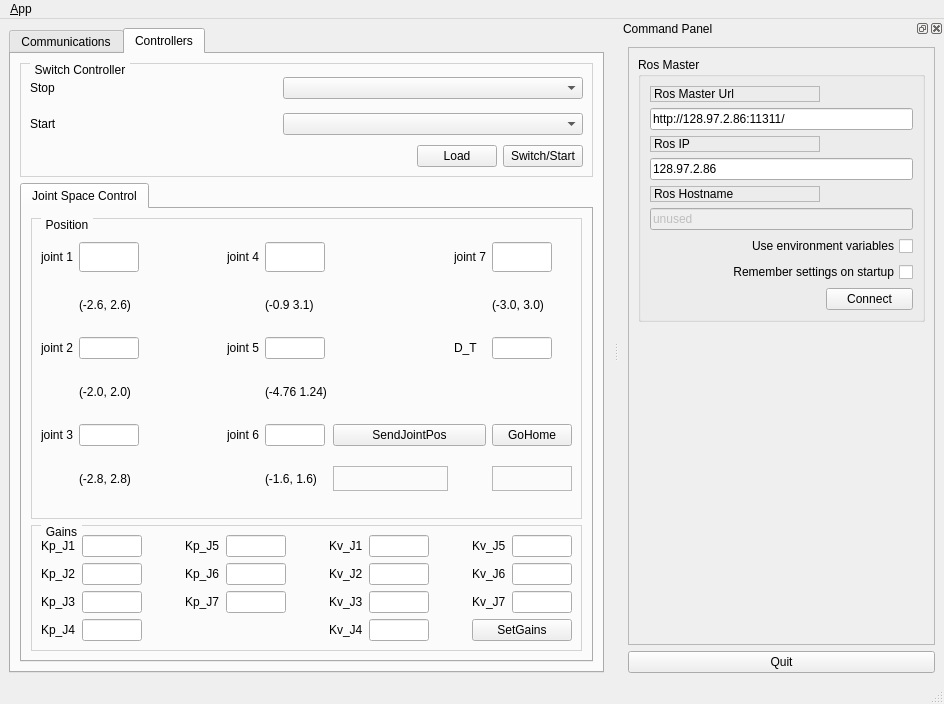
ZhengYi0310/eve_workspace_14.04, file barrett_control/barrett_controller_switcher/ui/main_window.ui: the form before one commit.
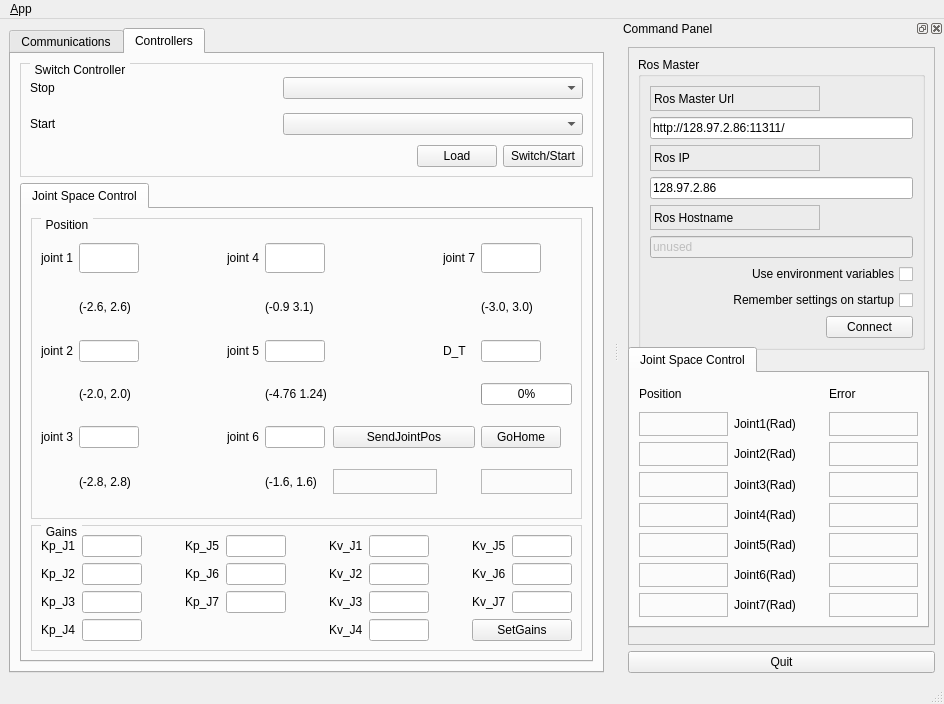
The form after the commit. Icons and pictures are not drawn.

What changed in the file:
```diff
--- a/barrett_control/barrett_controller_switcher/ui/main_window.ui
+++ b/barrett_control/barrett_controller_switcher/ui/main_window.ui
@@ -589,6 +589,13 @@
                  </property>
                 </widget>
                </item>
+               <item row="3" column="8">
+                <widget class="QProgressBar" name="progressBar_JointPos">
+                 <property name="value">
+                  <number>0</number>
+                 </property>
+                </widget>
+               </item>
               </layout>
              </widget>
             </item>
@@ -1046,9 +1053,15 @@
        <property name="frameShadow">
         <enum>QFrame::Raised</enum>
        </property>
-       <layout class="QVBoxLayout" name="verticalLayout_3">
-        <item>
          <widget class="QGroupBox" name="groupBox">
+        <property name="geometry">
+         <rect>
+          <x>10</x>
+          <y>10</y>
+          <width>287</width>
+          <height>293</height>
+         </rect>
+        </property>
           <property name="title">
            <string>Ros Master</string>
           </property>
@@ -1173,21 +1186,226 @@
            </item>
           </layout>
          </widget>
-        </item>
-        <item>
-         <spacer name="verticalSpacer_3">
-          <property name="orientation">
-           <enum>Qt::Vertical</enum>
-          </property>
-          <property name="sizeHint" stdset="0">
-           <size>
-            <width>20</width>
-            <height>233</height>
-           </size>
-          </property>
-         </spacer>
-        </item>
-       </layout>
+       <widget class="QTabWidget" name="ErrorsTabWidget">
+        <property name="geometry">
+         <rect>
+          <x>0</x>
+          <y>300</y>
+          <width>301</width>
+          <height>281</height>
+         </rect>
+        </property>
+        <widget class="QWidget" name="JointSpaceControlState">
+         <attribute name="title">
+          <string>Joint Space Control</string>
+         </attribute>
+         <layout class="QGridLayout" name="gridLayout_4">
+          <item row="0" column="0">
+           <widget class="QLabel" name="JointPositionLabel">
+            <property name="text">
+             <string>Position</string>
+            </property>
+           </widget>
+          </item>
+          <item row="0" column="2">
+           <widget class="QLabel" name="JointErrorLabel">
+            <property name="text">
+             <string>Error</string>
+            </property>
+           </widget>
+          </item>
+          <item row="1" column="0">
+           <widget class="QLabel" name="Joint1Position_Val">
+            <property name="frameShape">
+             <enum>QFrame::StyledPanel</enum>
+            </property>
+            <property name="text">
+             <string/>
+            </property>
+           </widget>
+          </item>
+          <item row="1" column="1">
+           <widget class="QLabel" name="Joint1StateLabel">
+            <property name="text">
+             <string>Joint1(Rad)</string>
+            </property>
+           </widget>
+          </item>
+          <item row="1" column="2">
+           <widget class="QLabel" name="Joint1Error_Val">
+            <property name="frameShape">
+             <enum>QFrame::StyledPanel</enum>
+            </property>
+            <property name="text">
+             <string/>
+            </property>
+           </widget>
+          </item>
+          <item row="2" column="0">
+           <widget class="QLabel" name="Joint2Position_Val">
+            <property name="frameShape">
+             <enum>QFrame::StyledPanel</enum>
+            </property>
+            <property name="text">
+             <string/>
+            </property>
+           </widget>
+          </item>
+          <item row="2" column="1">
+           <widget class="QLabel" name="Joint2StateLabel">
+            <property name="text">
+             <string>Joint2(Rad)</string>
+            </property>
+           </widget>
+          </item>
+          <item row="2" column="2">
+           <widget class="QLabel" name="Joint2Error_Val">
+            <property name="frameShape">
+             <enum>QFrame::StyledPanel</enum>
+            </property>
+            <property name="text">
+             <string/>
+            </property>
+           </widget>
+          </item>
+          <item row="3" column="0">
+           <widget class="QLabel" name="Joint3Position_Val">
+            <property name="frameShape">
+             <enum>QFrame::StyledPanel</enum>
+            </property>
+            <property name="text">
+             <string/>
+            </property>
+           </widget>
+          </item>
+          <item row="3" column="1">
+           <widget class="QLabel" name="Joint3StateLabel">
+            <property name="text">
+             <string>Joint3(Rad)</string>
+            </property>
+           </widget>
+          </item>
+          <item row="3" column="2">
+           <widget class="QLabel" name="Joint3Error_Val">
+            <property name="frameShape">
+             <enum>QFrame::StyledPanel</enum>
+            </property>
+            <property name="text">
+             <string/>
+            </property>
+           </widget>
+          </item>
+          <item row="4" column="0">
+           <widget class="QLabel" name="Joint4Position_Val">
+            <property name="frameShape">
+             <enum>QFrame::StyledPanel</enum>
+            </property>
+            <property name="text">
+             <string/>
+            </property>
+           </widget>
+          </item>
+          <item row="4" column="1">
+           <widget class="QLabel" name="Joint4StateLabel">
+            <property name="text">
+             <string>Joint4(Rad)</string>
+            </property>
+           </widget>
+          </item>
+          <item row="4" column="2">
+           <widget class="QLabel" name="Joint4Error_Val">
+            <property name="frameShape">
+             <enum>QFrame::StyledPanel</enum>
+            </property>
+            <property name="text">
+             <string/>
+            </property>
+           </widget>
+          </item>
+          <item row="5" column="0">
+           <widget class="QLabel" name="Joint5Position_Val">
+            <property name="frameShape">
+             <enum>QFrame::StyledPanel</enum>
+            </property>
+            <property name="text">
+             <string/>
+            </property>
+           </widget>
+          </item>
+          <item row="5" column="1">
+           <widget class="QLabel" name="Joint5StateLabel">
+            <property name="text">
+             <string>Joint5(Rad)</string>
+            </property>
+           </widget>
+          </item>
+          <item row="5" column="2">
+           <widget class="QLabel" name="Joint5Error_Val">
+            <property name="frameShape">
+             <enum>QFrame::StyledPanel</enum>
+            </property>
+            <property name="text">
+             <string/>
+            </property>
+           </widget>
+          </item>
+          <item row="6" column="0">
+           <widget class="QLabel" name="Joint6Position_Val">
+            <property name="frameShape">
+             <enum>QFrame::StyledPanel</enum>
+            </property>
+            <property name="text">
+             <string/>
+            </property>
+           </widget>
+          </item>
+          <item row="6" column="1">
+           <widget class="QLabel" name="Joint6StateLabel">
+            <property name="text">
+             <string>Joint6(Rad)</string>
+            </property>
+           </widget>
+          </item>
+          <item row="6" column="2">
+           <widget class="QLabel" name="Joint6Error_Val">
+            <property name="frameShape">
+             <enum>QFrame::StyledPanel</enum>
+            </property>
+            <property name="text">
+             <string/>
+            </property>
+           </widget>
+          </item>
+          <item row="7" column="0">
+           <widget class="QLabel" name="Joint7Position_Val">
+            <property name="frameShape">
+             <enum>QFrame::StyledPanel</enum>
+            </property>
+            <property name="text">
+             <string/>
+            </property>
+           </widget>
+          </item>
+          <item row="7" column="1">
+           <widget class="QLabel" name="Joint7StateLabel">
+            <property name="text">
+             <string>Joint7(Rad)</string>
+            </property>
+           </widget>
+          </item>
+          <item row="7" column="2">
+           <widget class="QLabel" name="Joint7Error_Val">
+            <property name="frameShape">
+             <enum>QFrame::StyledPanel</enum>
+            </property>
+            <property name="text">
+             <string/>
+            </property>
+           </widget>
+          </item>
+         </layout>
+        </widget>
+       </widget>
       </widget>
      </item>
      <item>
```
Lines whose indentation alone changed are shown as unchanged.
